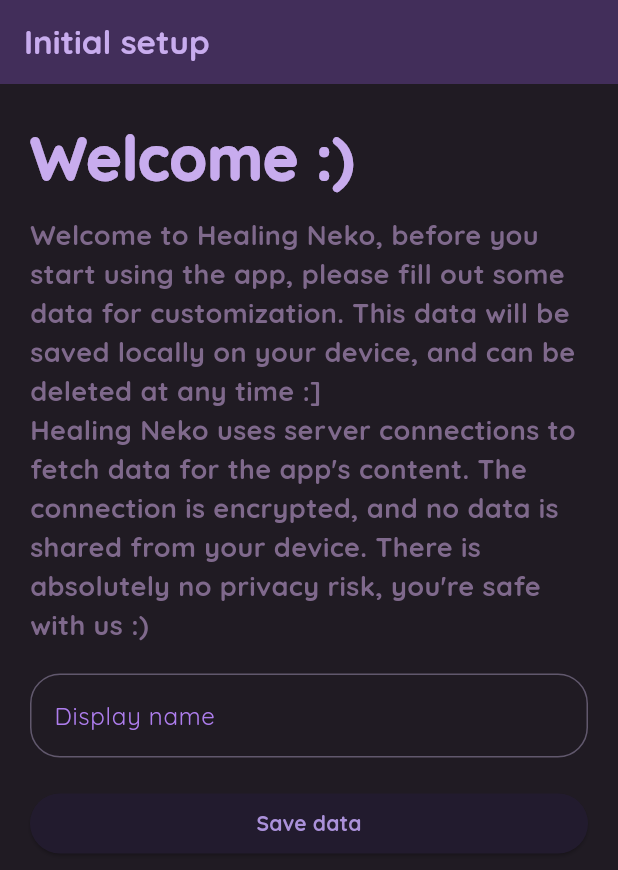
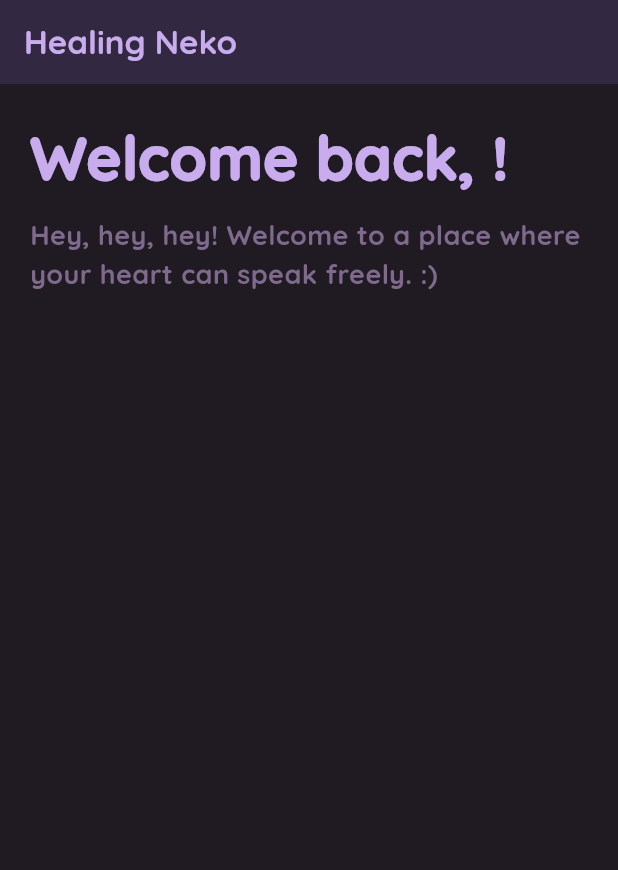
Before and after one commit to french-femboi/Healing-Neko, a Flutter app: the screen it shows after launch, after a tap on "Save data", on a phone screen of 412 x 824 dp. Shown: the top 870 px of the screen. Run offline on Flutter 3.47's test engine with Material 3 defaults, Android fonts, the phone set to English and light mode, and no system bars; our stand-ins replace shared_preferences; missing offline and left inert: flutter_vibrate.

Commit message:
Added saving logic to the page, created home page, some smol design changes, changed preloading message

```diff
--- a/lib/main.dart
+++ b/lib/main.dart
@@ -13,11 +13,10 @@
 // ----------------------------------------------------------------------------
 //
 // ignore_for_file: unused_local_variable, depend_on_referenced_packages
-
 import 'dart:async';
-
 import 'package:flutter/material.dart';
 import 'package:flutter/services.dart';
+import 'package:healing_neko/main/home.dart';
 import 'package:healing_neko/pre/data.dart';
 import 'package:shared_preferences/shared_preferences.dart';
 import 'package:flutter_vibrate/flutter_vibrate.dart';
@@ -41,6 +40,7 @@
       home: const MyMainPage(title: 'Healing Neko'),
       routes: {
         '/pre': (context) => DataSavePage(),
+        '/home': (context) => homePagePage(),
       },
     );
   }
@@ -87,11 +87,14 @@
   final SharedPreferences prefs = await SharedPreferences.getInstance();
   WidgetsFlutterBinding.ensureInitialized();
 
+  //get if the user has already saved local data
   final bool? dataNeeded = prefs.getBool('hln_setup');
 
   if(dataNeeded == true) {
     //user already has local data saved
-
+    Future.delayed(Duration(seconds: 3), () {
+      Navigator.pushNamed(context, '/home');
+    });
   } else {
     //user doesn't have local data saved
     Future.delayed(Duration(seconds: 3), () {
@@ -103,6 +106,7 @@
 
 class _MyMainPageState extends State<MyMainPage> {
   bool _showColumn = false;
+  String message = "...";
 
   vibrate() {
     if (Theme.of(context).platform == TargetPlatform.android) {
@@ -111,9 +115,27 @@
     }
   }
 
+  checkStatus() async {
+    final SharedPreferences prefs = await SharedPreferences.getInstance();
+
+    //get if the user has already saved local data
+    final bool? dataNeeded = prefs.getBool('hln_setup');
+
+    if(dataNeeded == true) {
+      //user already has local data saved
+      setState(() {
+        message = "Welcome, ${prefs.getString('hln_name')}";
+      });
+    } else {
+      //user doesn't have local data saved
+      message = "Launching setup...";
+    }
+  }
+
   @override
   void initState() {
     super.initState();
+    checkStatus();
 
     Timer(Duration(milliseconds: 1000), () {
       setState(() {
@@ -176,9 +198,9 @@
                   textAlign: TextAlign.center,
                 ),
 
-                const Text(
-                  'Pre-launch checks...',
-                  style: TextStyle(
+                Text(
+                  message,
+                  style: const TextStyle(
                     fontSize: 16,
                     color: Color(0xFF7F698C),
                     fontWeight: FontWeight.w700,
--- /dev/null
+++ b/lib/main/home.dart
@@ -0,0 +1,196 @@
+//  _    _            _ _               _   _      _             ____
+// | |  | |          | (_)             | \ | |    | |          _|___ \
+// | |__| | ___  __ _| |_ _ __   __ _  |  \| | ___| | _____   (_) __) |
+// |  __  |/ _ \/ _` | | | '_ \ / _` | | . ` |/ _ \ |/ / _ \     |__ <
+// | |  | |  __/ (_| | | | | | | (_| | | |\  |  __/   < (_) |  _ ___) |
+// |_|  |_|\___|\__,_|_|_|_| |_|\__, | |_| \_|\___|_|\_\___/  (_)____/
+//                               __/ |
+//                              |___/
+//
+// ----------------------------------------------------------------------------
+// Made with love and a cat by Catpawz
+// based on ideas from firebird496
+// ----------------------------------------------------------------------------
+//
+// ignore_for_file: unused_local_variable, depend_on_referenced_packages
+import 'dart:async';
+import 'dart:math';
+import 'package:flutter/material.dart';
+import 'package:flutter/services.dart';
+import 'package:shared_preferences/shared_preferences.dart';
+import 'package:flutter_vibrate/flutter_vibrate.dart';
+
+void main() {
+  SystemChrome.setSystemUIOverlayStyle(const SystemUiOverlayStyle(
+    statusBarColor: Colors.transparent,
+  ));
+
+  runApp(const homePage());
+}
+
+class homePage extends StatelessWidget {
+  const homePage({Key? key});
+
+  @override
+  Widget build(BuildContext context) {
+    return MaterialApp(
+      title: 'Healing Neko',
+      theme: themeData(),
+      home: const homePagePage(),
+    );
+  }
+}
+
+ThemeData themeData() {
+  Color primaryColor = const Color(0xFF0EF6CC);
+  Color accentColor = const Color(0xFF3A4F50);
+  Color backgroundColor = const Color(0xFF201B23);
+
+  MaterialColor primarySwatch = MaterialColor(
+    primaryColor.value,
+    <int, Color>{
+      50: primaryColor.withOpacity(0.1),
+      100: primaryColor.withOpacity(0.2),
+      200: primaryColor.withOpacity(0.3),
+      300: primaryColor.withOpacity(0.4),
+      400: primaryColor.withOpacity(0.5),
+      500: primaryColor.withOpacity(0.6),
+      600: primaryColor.withOpacity(0.7),
+      700: primaryColor.withOpacity(0.8),
+      800: primaryColor.withOpacity(0.9),
+      900: primaryColor.withOpacity(1.0),
+    },
+  );
+
+  return ThemeData(
+    primarySwatch: primarySwatch,
+    hintColor: accentColor,
+    fontFamily: 'Quicksand',
+    scaffoldBackgroundColor: backgroundColor,
+    useMaterial3: true,
+  );
+}
+
+class homePagePage extends StatefulWidget {
+  const homePagePage({Key? key});
+  @override
+  State<homePagePage> createState() => _homePagePageState();
+}
+
+Future<void> initializeWindow(BuildContext context) async {
+  final SharedPreferences prefs = await SharedPreferences.getInstance();
+  WidgetsFlutterBinding.ensureInitialized();
+}
+
+class _homePagePageState extends State<homePagePage> {
+  TextEditingController _nameController = TextEditingController();
+  TextEditingController _hobbyController = TextEditingController();
+  String username = "...";
+  String welcomeMessage = "...";
+
+  @override
+  void initState() {
+    super.initState();
+    //load initial user data
+    getData();
+    //generate a warm welcome message
+    generateMessage();
+    initializeWindow(context);
+  }
+
+  vibrate() {
+    if (Theme.of(context).platform == TargetPlatform.android) {
+      const type = FeedbackType.selection;
+      HapticFeedback.vibrate();
+    }
+  }
+
+  getData() async {
+    final SharedPreferences prefs = await SharedPreferences.getInstance();
+    setState(() {
+      username = prefs.getString('hln_name') ?? "null";
+    });
+  }
+
+  generateMessage() {
+    //list of smol welcome messages to make the user feel at home
+    final List<String> strings = [
+      "Welcome, dear friend! You're in a safe space here. :)",
+      "Hello and welcome! Take a deep breath and relax. :3",
+      "Greetings, lovely soul! Thank you for choosing us. ^^",
+      "Ahoy there! Welcome aboard! Let's sail through this together. ;)",
+      "Hey you! Yes, you! Welcome to a place where you are cherished. :)",
+      "Welcome, welcome, welcome! Your presence makes this space brighter. :D",
+      "Hola amigo! Welcome to a journey of self-discovery and growth. :)",
+      "Hey there, beautiful! Welcome to a world of healing and positivity. <3",
+      "Hiya! Welcome to a cozy corner where you're always understood. :)",
+      "Greetings, sunshine! Step into a space where you're celebrated. :D",
+      "Hey, hey, hey! Welcome to a place where your heart can speak freely. :)",
+      "Hola! Bienvenido! Your journey to wellness starts right here. :)",
+      "Hey, lovely soul! Welcome to a community of support and kindness. <3",
+      "Hello, hello! Welcome to a sanctuary of peace and acceptance. :)",
+      "Hey friend! Welcome to a space where your well-being matters most. ^^",
+    ];
+    final Random random = Random();
+    final int randomNumber = random.nextInt(strings.length);
+    setState(() {
+      welcomeMessage = strings[randomNumber];
+    });
+  }
+
+  @override
+  void dispose() {
+    super.dispose();
+  }
+
+  @override
+  Widget build(BuildContext context) {
+    SystemChrome.setSystemUIOverlayStyle(SystemUiOverlayStyle(
+      systemNavigationBarColor: Theme.of(context).scaffoldBackgroundColor,
+    ));
+
+    return Scaffold(
+      appBar: AppBar(
+        title: const Text(
+          'Healing Neko',
+          style:
+              TextStyle(color: Color(0xFFC8ACEE), fontWeight: FontWeight.w800),
+        ),
+        backgroundColor: const Color(0xFF332841),
+        automaticallyImplyLeading: false,
+      ),
+      body: Padding(
+        padding: const EdgeInsets.all(20.0),
+        child: SingleChildScrollView(
+          child: Column(
+            children: <Widget>[
+              SizedBox(
+                width: double.infinity,
+                child: Text(
+                  'Welcome back, $username!',
+                  style: const TextStyle(
+                    fontSize: 40,
+                    color: Color(0xFFC8ACEE),
+                    fontWeight: FontWeight.w900,
+                  ),
+                ),
+              ),
+              const SizedBox(height: 10),
+              SizedBox(
+                width: double.infinity,
+                child: Text(
+                  "$welcomeMessage",
+                  style: const TextStyle(
+                    fontSize: 18,
+                    color: Color(0xFF7F698C),
+                    fontWeight: FontWeight.w700,
+                  ),
+                ),
+              ),
+            ],
+          ),
+        ),
+      ),
+    );
+  }
+}
--- a/lib/pre/data.dart
+++ b/lib/pre/data.dart
@@ -1,8 +1,24 @@
+//  _    _            _ _               _   _      _             ____
+// | |  | |          | (_)             | \ | |    | |          _|___ \
+// | |__| | ___  __ _| |_ _ __   __ _  |  \| | ___| | _____   (_) __) |
+// |  __  |/ _ \/ _` | | | '_ \ / _` | | . ` |/ _ \ |/ / _ \     |__ <
+// | |  | |  __/ (_| | | | | | | (_| | | |\  |  __/   < (_) |  _ ___) |
+// |_|  |_|\___|\__,_|_|_|_| |_|\__, | |_| \_|\___|_|\_\___/  (_)____/
+//                               __/ |
+//                              |___/
+//
+// ----------------------------------------------------------------------------
+// Made with love and a cat by Catpawz
+// based on ideas from firebird496
+// ----------------------------------------------------------------------------
+//
+// ignore_for_file: unused_local_variable, depend_on_referenced_packages
 import 'dart:async';
 import 'package:flutter/material.dart';
 import 'package:flutter/services.dart';
 import 'package:shared_preferences/shared_preferences.dart';
 import 'package:flutter_vibrate/flutter_vibrate.dart';
+import '../main/home.dart';
 
 void main() {
   SystemChrome.setSystemUIOverlayStyle(const SystemUiOverlayStyle(
@@ -18,9 +34,12 @@
   @override
   Widget build(BuildContext context) {
     return MaterialApp(
-      title: 'For My Love',
+      title: 'Healing Neko',
       theme: themeData(),
       home: const DataSavePage(),
+      routes: {
+        '/home': (context) => homePagePage(),
+      },
     );
   }
 }
@@ -68,7 +87,7 @@
 
 class _DataSavePageState extends State<DataSavePage> {
   TextEditingController _nameController = TextEditingController();
-  TextEditingController _statussController = TextEditingController();
+  TextEditingController _hobbyController = TextEditingController();
 
   vibrate() {
     if (Theme.of(context).platform == TargetPlatform.android) {
@@ -78,8 +97,18 @@
   }
 
   completeSetup() async {
+    //get the string data from the textfields
+    String v_name = _nameController.text;
+    String v_hobbies = _hobbyController.text;
+
+    //save all the local data into sharedpreferences
     final SharedPreferences prefs = await SharedPreferences.getInstance();
+    await prefs.setString('hln_name', v_name);
+    await prefs.setString('hln_hobbies', v_hobbies);
     await prefs.setBool('hln_setup', true);
+
+    //after saving everything successfully redirect to the homepage
+    Navigator.pushNamed(context, '/home');
   }
 
   @override
@@ -107,7 +136,7 @@
           style:
               TextStyle(color: Color(0xFFC8ACEE), fontWeight: FontWeight.w800),
         ),
-        backgroundColor: const Color(0xFF422E5A),
+        backgroundColor: const Color(0xFF332841),
         automaticallyImplyLeading: false,
       ),
       body: Padding(
@@ -141,7 +170,18 @@
               const SizedBox(
                 width: double.infinity,
                 child: Text(
-                  "Healing Neko uses server connections to fetch data for the app's content. The connection is encrypted, and no data is shared from your device. There is absolutely no privacy risk, you're safe with us :)",
+                  "Healing Neko uses server connections to fetch data for the app's content and algorithm. The connection is encrypted, and no data is shared from your device. There is absolutely no privacy risk, you're safe with us :)",
+                  style: TextStyle(
+                    fontSize: 18,
+                    color: Color(0xFF7F698C),
+                    fontWeight: FontWeight.w700,
+                  ),
+                ),
+              ),
+              const SizedBox(
+                width: double.infinity,
+                child: Text(
+                  "Take the time to configure the app to your wishes :) We will add more customization features soon. Remember you do not have to put in your real name, just use your preferred name :)",
                   style: TextStyle(
                     fontSize: 18,
                     color: Color(0xFF7F698C),
@@ -171,12 +211,35 @@
                   ),
                 ),
               ),
+              const SizedBox(height: 10),
+              TextField(
+                controller: _hobbyController,
+                style: const TextStyle(color: Colors.white),
+                decoration: InputDecoration(
+                  labelText: "Favorite activities",
+                  hintStyle: const TextStyle(color: Color(0xFFAE7DEE)),
+                  labelStyle: const TextStyle(color: Color(0xFFAE7DEE)),
+                  border: OutlineInputBorder(
+                    borderRadius: BorderRadius.circular(20.0),
+                    borderSide: const BorderSide(color: Color(0xFF61586D)),
+                  ),
+                  enabledBorder: OutlineInputBorder(
+                    borderRadius: BorderRadius.circular(20.0),
+                    borderSide: const BorderSide(color: Color(0xFF61586D)),
+                  ),
+                  focusedBorder: OutlineInputBorder(
+                    borderRadius: BorderRadius.circular(20.0),
+                    borderSide: const BorderSide(color: Color(0xFF61586D)),
+                  ),
+                ),
+              ),
               const SizedBox(height: 20),
               SizedBox(
                 width: double.infinity,
                 child: ElevatedButton(
                   onPressed: () {
                     vibrate();
+                    completeSetup();
                   },
                   style: ElevatedButton.styleFrom(
                     backgroundColor: Color(0xFF221B2E),
```
